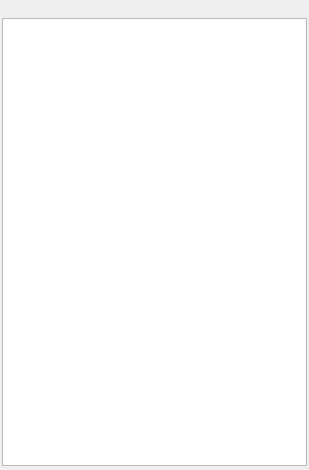
Above: GoTvApps/GoTvCommon/Forms/SessionWidget.ui from brettrjones/gotvptop before the change. Below: the same form after it.
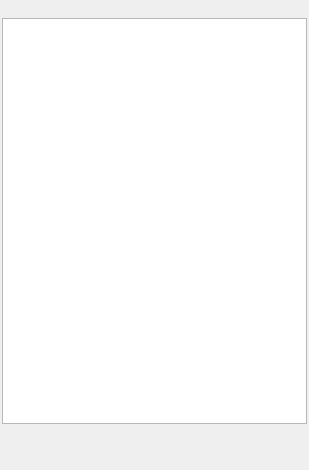
That is the form after the change. Custom widgets are drawn as their Qt base class.

Patch:
```diff
--- a/GoTvApps/GoTvCommon/Forms/SessionWidget.ui
+++ b/GoTvApps/GoTvCommon/Forms/SessionWidget.ui
@@ -10,6 +10,12 @@
     <height>470</height>
    </rect>
   </property>
+  <property name="sizePolicy">
+   <sizepolicy hsizetype="Expanding" vsizetype="Expanding">
+    <horstretch>0</horstretch>
+    <verstretch>0</verstretch>
+   </sizepolicy>
+  </property>
   <property name="windowTitle">
    <string>Form</string>
   </property>
@@ -34,7 +40,14 @@
     </widget>
    </item>
    <item>
-    <widget class="HistoryListWidget" name="m_HistoryList"/>
+    <widget class="HistoryListWidget" name="m_HistoryList">
+     <property name="sizePolicy">
+      <sizepolicy hsizetype="Expanding" vsizetype="Expanding">
+       <horstretch>0</horstretch>
+       <verstretch>0</verstretch>
+      </sizepolicy>
+     </property>
+    </widget>
    </item>
    <item>
     <widget class="ChatEntryWidget" name="m_ChatEntry" native="true">
@@ -44,6 +57,12 @@
        <verstretch>0</verstretch>
       </sizepolicy>
      </property>
+     <property name="minimumSize">
+      <size>
+       <width>0</width>
+       <height>42</height>
+      </size>
+     </property>
     </widget>
    </item>
   </layout>
```
Left out of the diff: 11 changed lines with no effect on the pictures.
